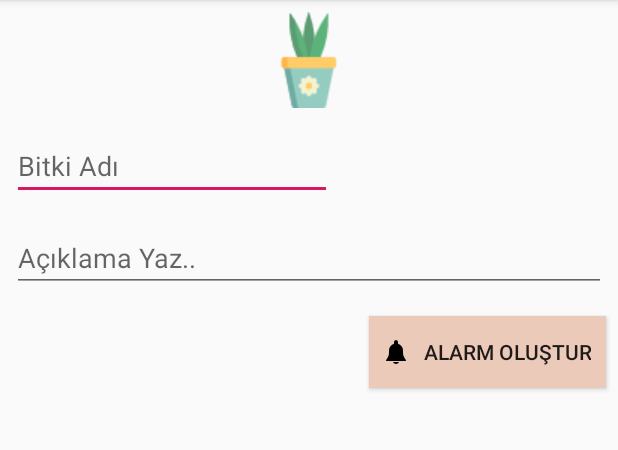
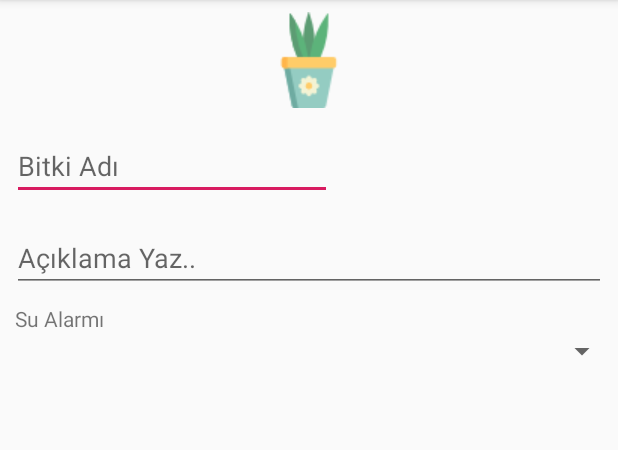
Before and after one commit to sumeyyesaricam/PlantCare, an Android app: the AddPlantActivity screen opened directly, with no data from a screen before it, on a phone screen of 412 x 824 dp, the part 84-534 px from its top. Run offline under Robolectric (Android 15) with nearby library versions, the phone set to English and light mode, and no system bars; our stand-ins replace Dagger/Hilt's generated code, RxJava, data binding.

Commit message:
PlantItemViewModel eklendi.

```diff
--- a/app/src/main/java/example/smyy/plantcare/di/builder/ActivityBuilder.kt
+++ b/app/src/main/java/example/smyy/plantcare/di/builder/ActivityBuilder.kt
@@ -1,14 +1,10 @@
 package example.smyy.plantcare.di.builder
 
-import androidx.lifecycle.ViewModelProvider
-import dagger.Binds
 import dagger.Module
 import dagger.android.ContributesAndroidInjector
-import example.smyy.plantcare.di.scope.ActivityScope
 import example.smyy.plantcare.ui.addplant.AddPlantActivity
 //import example.smyy.plantcare.ui.addplant.AddPlantActivity_MembersInjector
 import example.smyy.plantcare.ui.plantlist.PlantListActivity
-import example.smyy.plantcare.ui.plantlist.PlantlistActivityModule
 
 @Module
 abstract class ActivityBuilder {
--- a/app/src/main/java/example/smyy/plantcare/ui/addplant/AddPlantActivity.kt
+++ b/app/src/main/java/example/smyy/plantcare/ui/addplant/AddPlantActivity.kt
@@ -7,59 +7,56 @@ import android.view.Menu
 import android.view.MenuItem
 import android.view.View
 import example.smyy.plantcare.R
-import android.content.Context
 import androidx.lifecycle.Observer
-import example.smyy.plantcare.BR
+import androidx.lifecycle.ViewModelProviders
 import example.smyy.plantcare.data.model.db.Plant
 import example.smyy.plantcare.databinding.ActivityAddPlantBinding
 import example.smyy.plantcare.ui.base.BaseActivity
 import example.smyy.plantcare.ui.plantlist.PlantListActivity
+import example.smyy.plantcare.util.Config
+import example.smyy.plantcare.util.ViewModelFactory
+import example.smyy.plantcare.viewmodel.PlantItemViewModel
 import example.smyy.plantcare.viewmodel.PlantViewModel
 import kotlinx.android.synthetic.main.activity_add_plant.*
 import javax.inject.Inject
 
 
-class AddPlantActivity : BaseActivity<ActivityAddPlantBinding>() {
+class AddPlantActivity : BaseActivity<ActivityAddPlantBinding>() ,PlantItemViewModel.PlantItemViewModelListener{
+    override fun onItemClick(plantId: Int) {
+    }
+
+    override fun onClickImage() {
+        val intent = Intent(MediaStore.ACTION_IMAGE_CAPTURE)
+        startActivityForResult(intent, Config.REQUEST_CAMERA)
+    }
+
+    lateinit var plantViewModel: PlantViewModel
 
     @Inject
-    lateinit var plantViewModel: PlantViewModel
+    lateinit var viewModelFactory: ViewModelFactory
     lateinit var binding: ActivityAddPlantBinding
     var plant: Plant? = null
-    @Inject
-    lateinit var context: Context
 
 
     override fun getLayoutId(): Int {
         return R.layout.activity_add_plant
     }
 
-    var REQUEST_CAMERA = 1000
-
     override fun onCreate(savedInstanceState: Bundle?) {
         super.onCreate(savedInstanceState)
         binding = getViewDataBinding()
-        binding.plantActivity = this
 
+        plantViewModel= ViewModelProviders.of(this, viewModelFactory).get(PlantViewModel::class.java)
         val extras = intent.extras ?: return
         var plantId = extras.getInt("EXTRA_PLANT_ID")
+
         plantViewModel.getPlant(plantId).observe(this, Observer { plant ->
             plant?.let {
-                binding.plant = plant
+                binding.viewmodel = PlantItemViewModel(plant,this)
                 this.plant = plant
             }
         })
     }
-
-    fun onClickImage(view: View) {
-        val intent = Intent(MediaStore.ACTION_IMAGE_CAPTURE)
-        startActivityForResult(intent, REQUEST_CAMERA)
-    }
-
-    fun onClickAddAlarm(view: View) {
-        var inflater = layoutInflater.inflate(R.layout.item_alarm, null)
-        linearlayout.addView(inflater)
-    }
-
 
     override fun onActivityResult(requestCode: Int, resultCode: Int, data: Intent?) {
         super.onActivityResult(requestCode, resultCode, data)
--- a/app/src/main/java/example/smyy/plantcare/ui/base/BaseActivity.kt
+++ b/app/src/main/java/example/smyy/plantcare/ui/base/BaseActivity.kt
@@ -34,6 +34,7 @@ abstract class BaseActivity<T: ViewDataBinding> : AppCompatActivity() {
                               extras: Map<String, Any?>? = null) {
         val intent = Intent(this, cls.java)
         extras?.forEach { intent.addExtra(it.key, it.value) }
+        intent.addFlags(Intent.FLAG_ACTIVITY_CLEAR_TOP or Intent.FLAG_ACTIVITY_SINGLE_TOP)
         startActivity(intent)
         if (finish) finish()
     }
--- a/app/src/main/res/layout/activity_add_plant.xml
+++ b/app/src/main/res/layout/activity_add_plant.xml
@@ -1,17 +1,13 @@
 <?xml version="1.0" encoding="utf-8"?>
 <layout xmlns:android="http://schemas.android.com/apk/res/android"
-    xmlns:app="http://schemas.android.com/apk/res-auto"
     xmlns:tools="http://schemas.android.com/tools">
 
     <data>
 
         <variable
-            name="plant"
-            type="example.smyy.plantcare.data.model.db.Plant" />
+            name="viewmodel"
+            type="example.smyy.plantcare.viewmodel.PlantItemViewModel" />
 
-        <variable
-            name="plantActivity"
-            type="example.smyy.plantcare.ui.addplant.AddPlantActivity" />
     </data>
 
     <LinearLayout
@@ -26,8 +22,8 @@
             android:layout_height="wrap_content"
             android:layout_gravity="center"
             android:layout_margin="8dp"
-            android:onClick="@{plantActivity::onClickImage}"
             android:background="@android:color/transparent"
+            android:onClick="@{viewmodel::onClickImage}"
             android:src="@mipmap/pot" />
 
         <EditText
@@ -36,11 +32,11 @@
             android:layout_height="wrap_content"
             android:layout_alignParentBottom="true"
             android:layout_alignParentStart="true"
+            android:layout_margin="8dp"
             android:ems="10"
+            android:hint="@string/plant_name"
             android:inputType="textNoSuggestions"
-            android:layout_margin="8dp"
-            android:hint="@string/plant_name"
-            android:text="@{plant.name}" />
+            android:text="@{viewmodel.name}" />
 
         <EditText
             android:id="@+id/etDescription"
@@ -49,44 +45,24 @@
             android:layout_alignParentBottom="true"
             android:layout_alignParentEnd="true"
             android:layout_alignParentStart="true"
+            android:layout_below="@+id/btnCreateAlarm"
             android:layout_margin="8dp"
-            android:layout_below="@+id/btnCreateAlarm"
             android:ems="10"
             android:hint="@string/write_description"
             android:inputType="textNoSuggestions"
-            android:text="@{plant.description}" />
+            android:text="@{viewmodel.description}" />
 
-        <Button
-            android:id="@+id/btnCreateAlarm"
-            android:layout_width="wrap_content"
+        <TextView
+            android:id="@+id/textView"
+            android:layout_width="match_parent"
             android:layout_height="wrap_content"
-            android:layout_alignParentEnd="true"
-            android:layout_alignParentTop="true"
-            android:layout_margin="8dp"
-            android:layout_alignStart="@+id/imageButton"
-            android:drawablePadding="10dp"
-            android:background="#EBCAB9"
-            android:drawableLeft="@mipmap/alarm"
-            android:layout_gravity="end"
-            android:onClick="@{plantActivity::onClickAddAlarm}"
-            android:paddingLeft="10dp"
-            android:paddingRight="10dp"
-            android:text="@string/create_alarm" />
+            android:layout_marginLeft="10dp"
+            android:text="Su Alarmı" />
 
-        <ScrollView
-            android:layout_width="wrap_content"
-            android:layout_height="wrap_content"
-            android:layout_alignEnd="@+id/btnCreateAlarm"
-            android:layout_alignParentStart="true"
-            android:layout_below="@+id/btnCreateAlarm">
-
-            <LinearLayout
-                android:id="@+id/linearlayout"
-                android:layout_width="match_parent"
-                android:layout_height="wrap_content"
-                android:orientation="vertical" />
-        </ScrollView>
-
+        <Spinner
+            android:id="@+id/spinner2"
+            android:layout_width="match_parent"
+            android:layout_height="wrap_content" />
 
     </LinearLayout>
 </layout>
```
Also changed, not shown: app/src/main/java/example/smyy/plantcare/ui/plantlist/PlantAdapter.kt (+21 -21 lines), app/src/main/java/example/smyy/plantcare/ui/plantlist/PlantListActivity.kt (+4 -8 lines), app/src/main/java/example/smyy/plantcare/ui/plantlist/PlantlistActivityModule.kt (deleted, +0 -38 lines), app/src/main/java/example/smyy/plantcare/util/Config.kt (+4 -4 lines), app/src/main/java/example/smyy/plantcare/viewmodel/PlantItemViewModel.kt (added, +44 -0 lines), app/src/main/java/example/smyy/plantcare/viewmodel/PlantViewModel.kt (+7 -7 lines), app/src/main/res/layout/item_alarm.xml (deleted, +0 -34 lines), app/src/main/res/layout/item_plant.xml (+7 -9 lines).
